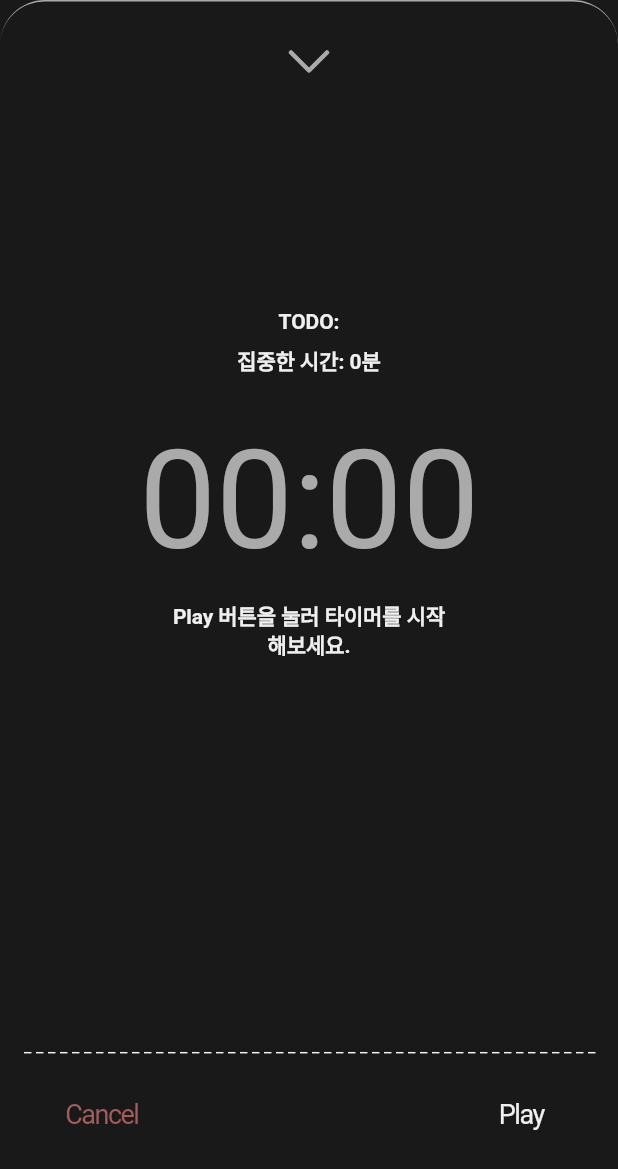
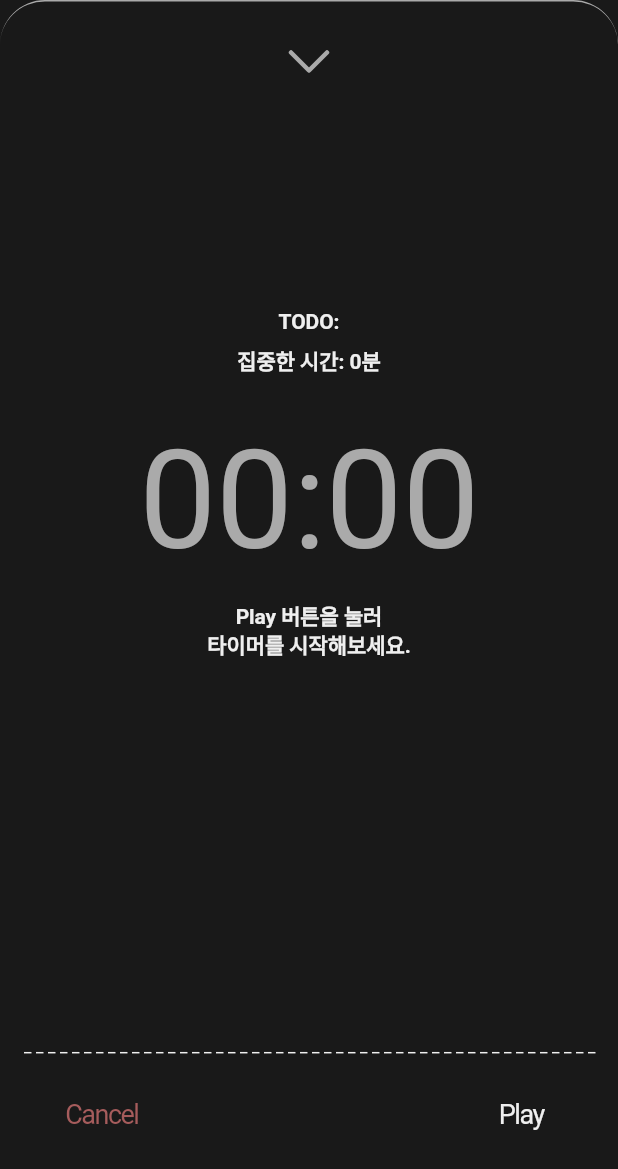
Before and after one commit to EasyAndBeauty/DailyReceipt-Flutter, a Flutter app: the TimerBottomSheet widget shown alone on an empty page, opened directly with empty values, on a phone screen of 412 x 824 dp. Shown: the top 1169 px of the screen. Run offline on Flutter 3.47's test engine with Material 3 defaults, Android fonts, the phone set to English and light mode, and no system bars; our stand-ins replace flutter_svg, go_router, google_fonts, share_plus, shared_preferences, table_calendar; missing offline and left inert: pasteboard; accounts and stored records are empty; Roboto replaces fonts that are missing (Courier Prime); project files that could hold a hidden picture were left out.

Commit message:
타이머 페이지 문구 수정

```diff
--- a/lib/widgets/timer_bottom_sheet.dart
+++ b/lib/widgets/timer_bottom_sheet.dart
@@ -1,11 +1,11 @@
+import 'package:daily_receipt/models/todo_timer.dart';
+import 'package:daily_receipt/models/todos.dart';
+import 'package:daily_receipt/widgets/buttons.dart';
+import 'package:daily_receipt/widgets/confirmation_dialog.dart';
+import 'package:daily_receipt/widgets/dashed_line_painter.dart';
 import 'package:flutter/material.dart';
+import 'package:flutter_svg/flutter_svg.dart';
 import 'package:provider/provider.dart';
-import 'package:daily_receipt/models/todos.dart';
-import 'package:daily_receipt/models/todo_timer.dart';
-import 'package:daily_receipt/widgets/confirmation_dialog.dart';
-import 'package:flutter_svg/flutter_svg.dart';
-import 'package:daily_receipt/widgets/buttons.dart';
-import 'package:daily_receipt/widgets/dashed_line_painter.dart';
 
 class TimerBottomSheet extends StatelessWidget {
   static const double _bottomSheetHeight = 0.95;
@@ -223,11 +223,11 @@ class TimerBottomSheet extends StatelessWidget {
   String _getMessageByTimerState(TimerState state) {
     switch (state) {
       case TimerState.idle:
-        return 'Play 버튼을 눌러 타이머를 시작해보세요.';
+        return 'Play 버튼을 눌러\n타이머를 시작해보세요.';
       case TimerState.running:
-        return '조금 더 집중한 이 시간이\n더 빛나는 내일을 만들어 줄 거예요.';
+        return '집중한 이 시간이\n빛나는 내일을 만들어 줄 거예요.';
       case TimerState.paused:
-        return '다시 집중하고 싶다면\nStart 버튼을 눌러주세요.';
+        return '다시 집중하고 싶다면\nPlay 버튼을 눌러주세요.';
       case TimerState.completed:
         return '훌륭해요! 오늘의 집중이\n내일의 성과로 이어질 거예요.';
     }
```
